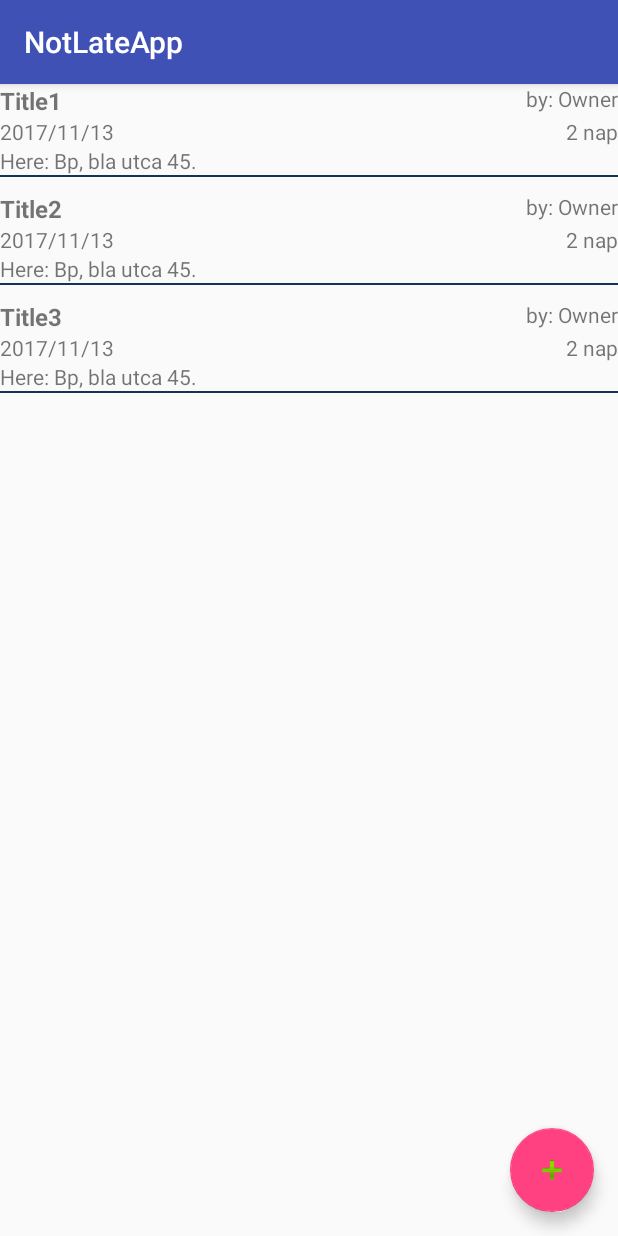
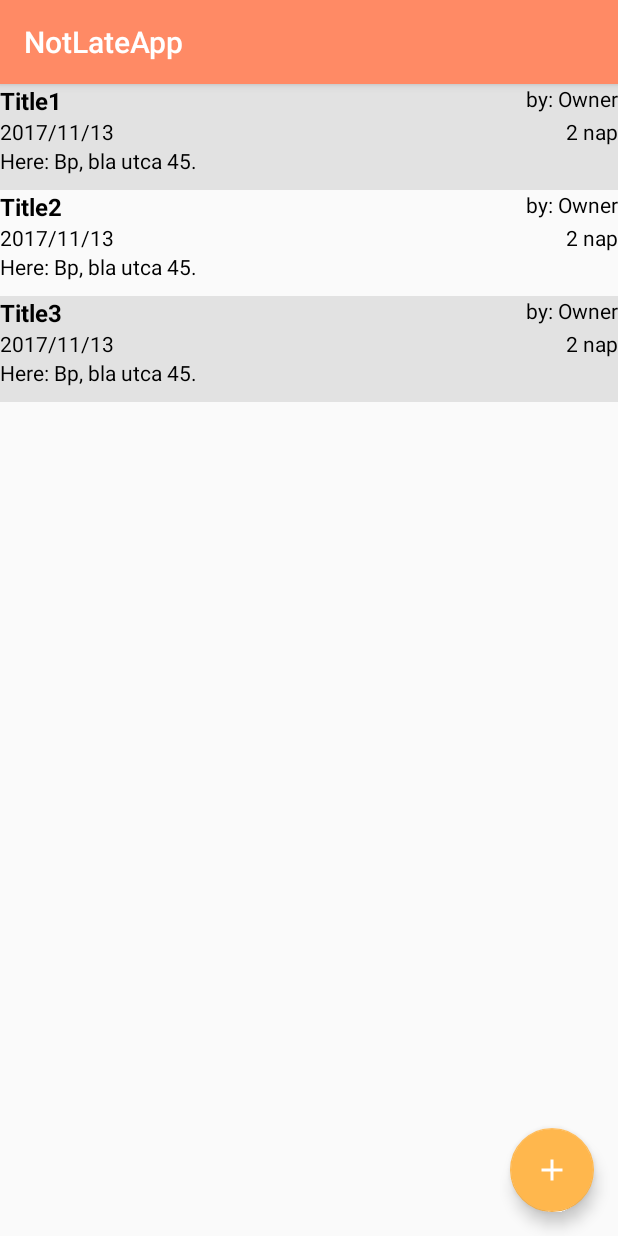
Before and after one commit to anonymvs/NotLate, an Android app: the MainActivity screen opened directly, with no data from a screen before it, on a phone screen of 412 x 824 dp. Run offline under Robolectric (Android 15) with nearby library versions, the phone set to English and light mode, and no system bars.

Commit message:
some little fixes on the UI

```diff
--- a/NotLateApp/app/build.gradle
+++ b/NotLateApp/app/build.gradle
@@ -5,7 +5,7 @@ android {
     buildToolsVersion "26.0.1"
     defaultConfig {
         applicationId "hu.bme.aut.notlateapp"
-        minSdkVersion 15
+        minSdkVersion 21
         targetSdkVersion 26
         versionCode 1
         versionName "1.0"
--- a/NotLateApp/app/src/main/java/hu/bme/aut/notlateapp/MainActivity.java
+++ b/NotLateApp/app/src/main/java/hu/bme/aut/notlateapp/MainActivity.java
@@ -9,6 +9,7 @@ import android.support.v4.app.FragmentTransaction;
 import android.support.v7.app.AppCompatActivity;
 import android.os.Bundle;
 import android.support.v7.widget.RecyclerView;
+import android.support.v7.widget.helper.ItemTouchHelper;
 import android.view.View;
 
 import java.util.Calendar;
@@ -38,21 +39,22 @@ public class MainActivity extends AppCompatActivity {
 
         myAdapter = new EventAdapter();
 
+        ItemTouchHelper.SimpleCallback simpleCallback = new ItemTouchHelper.SimpleCallback(0, ItemTouchHelper.LEFT | ItemTouchHelper.RIGHT) {
+            @Override
+            public boolean onMove(RecyclerView recyclerView, RecyclerView.ViewHolder viewHolder, RecyclerView.ViewHolder target) {
+                return false;// true if moved, false otherwise
+            }
+            @Override
+            public void onSwiped(RecyclerView.ViewHolder viewHolder, int direction) {
+                myAdapter.removeEvent(viewHolder.getAdapterPosition());
+            }
+        };
+        ItemTouchHelper itemTouchHelper = new ItemTouchHelper(simpleCallback);
+        itemTouchHelper.attachToRecyclerView(myRecyclerView);
+
         myAdapter.addEvent(new Event(Calendar.getInstance(), "2 nap", "Title1", "by: Owner", "Here: Bp, bla utca 45.", "members"));
         myAdapter.addEvent(new Event(Calendar.getInstance(), "2 nap", "Title2", "by: Owner", "Here: Bp, bla utca 45.", "members"));
         myAdapter.addEvent(new Event(Calendar.getInstance(), "2 nap", "Title3", "by: Owner", "Here: Bp, bla utca 45.", "members"));
-
-        /*if (getIntent().getExtras() != null ) {
-            if(getIntent().getExtras().containsKey(EventCreateActivity.KEY_EDIT_EVENT)) {
-                Event editedEvent = (Event) getIntent().getSerializableExtra(KEY_EDIT_EVENT);
-                int position = getIntent().getIntExtra(KEY_EDIT_ID, -1);
-
-                myAdapter.setEvent(position, editedEvent);
-            } else if(getIntent().getExtras().containsKey(EventCreateActivity.KEY_NEW_EVENT)){
-                Event newEvent = (Event) getIntent().getSerializableExtra(EventCreateActivity.KEY_NEW_EVENT);
-                myAdapter.addEvent(newEvent);
-            }
-        }*/
 
         myRecyclerView.setAdapter(myAdapter);
 
--- a/NotLateApp/app/src/main/java/hu/bme/aut/notlateapp/adapter/EventAdapter.java
+++ b/NotLateApp/app/src/main/java/hu/bme/aut/notlateapp/adapter/EventAdapter.java
@@ -3,6 +3,7 @@ package hu.bme.aut.notlateapp.adapter;
 import android.app.Activity;
 import android.content.Context;
 import android.content.Intent;
+import android.graphics.Color;
 import android.support.v7.widget.PopupMenu;
 import android.support.v7.widget.RecyclerView;
 import android.view.ContextMenu;
@@ -55,6 +56,11 @@ public class EventAdapter extends RecyclerView.Adapter<EventAdapter.ViewHolder>{
         holder.title.setText(event.getTitle());
         holder.owner.setText(event.getOwner());
         holder.location.setText(event.getLocation());
+
+        if(position % 2 == 0)
+            holder.mView.setBackgroundColor(Color.parseColor("#e2e2e2"));
+        else
+            //holder.mView.setBackgroundColor(Color.parseColor("#d3d3d3"));
 
         holder.mView.setOnClickListener(new View.OnClickListener() {
             @Override
@@ -117,6 +123,11 @@ public class EventAdapter extends RecyclerView.Adapter<EventAdapter.ViewHolder>{
         notifyItemRemoved(position);
     }
 
+    public void removeEvent(int position) {
+        events.remove(position);
+        notifyItemRemoved(position);
+    }
+
     public void setEvent(int position, Event e) {
         events.set(position, e);
         notifyItemChanged(position);
--- a/NotLateApp/app/src/main/res/layout/activity_main.xml
+++ b/NotLateApp/app/src/main/res/layout/activity_main.xml
@@ -46,6 +46,6 @@
         android:layout_height="wrap_content"
         android:layout_gravity="bottom|end"
         android:layout_margin="@dimen/fab_margin"
-        app:srcCompat="@android:drawable/ic_input_add" />
+        app:srcCompat="@drawable/ic_add_white_24dp" />
 
 </android.support.design.widget.CoordinatorLayout>
--- a/NotLateApp/app/src/main/res/layout/event_list_content.xml
+++ b/NotLateApp/app/src/main/res/layout/event_list_content.xml
@@ -1,6 +1,6 @@
 <?xml version="1.0" encoding="utf-8"?>
-<LinearLayout xmlns:android="http://schemas.android.com/apk/res/android"
+<android.support.constraint.ConstraintLayout xmlns:android="http://schemas.android.com/apk/res/android"
     android:orientation="horizontal" android:layout_width="match_parent"
     android:layout_height="match_parent">
 
-</LinearLayout>
+</android.support.constraint.ConstraintLayout>
--- a/NotLateApp/app/src/main/res/layout/event_list_row.xml
+++ b/NotLateApp/app/src/main/res/layout/event_list_row.xml
@@ -56,9 +56,9 @@
 
     </RelativeLayout>
 
-    <View
+    <!--<View
         android:layout_width="match_parent"
         android:layout_height="1dp"
-        android:background="#123456" />
+        android:background="#123456" />-->
 
 </LinearLayout>
--- a/NotLateApp/app/src/main/res/values/colors.xml
+++ b/NotLateApp/app/src/main/res/values/colors.xml
@@ -1,6 +1,11 @@
-<?xml version="1.0" encoding="utf-8"?>
+<!--?xml version="1.0" encoding="UTF-8"?-->
 <resources>
-    <color name="colorPrimary">#3F51B5</color>
-    <color name="colorPrimaryDark">#303F9F</color>
-    <color name="colorAccent">#FF4081</color>
+    <color name="primaryColor">#ff8a65</color>
+    <color name="primaryLightColor">#ffbb93</color>
+    <color name="primaryDarkColor">#c75b39</color>
+    <color name="secondaryColor">#ffb74d</color>
+    <color name="secondaryLightColor">#ffe97d</color>
+    <color name="secondaryDarkColor">#c88719</color>
+    <color name="primaryTextColor">#000000</color>
+    <color name="secondaryTextColor">#000000</color>
 </resources>
--- a/NotLateApp/app/src/main/res/values/styles.xml
+++ b/NotLateApp/app/src/main/res/values/styles.xml
@@ -1,20 +1,22 @@
+<?xml version="1.0" encoding="utf-8"?>
 <resources>
-
     <!-- Base application theme. -->
     <style name="AppTheme" parent="Theme.AppCompat.Light.DarkActionBar">
         <!-- Customize your theme here. -->
-        <item name="colorPrimary">@color/colorPrimary</item>
-        <item name="colorPrimaryDark">@color/colorPrimaryDark</item>
-        <item name="colorAccent">@color/colorAccent</item>
+        <item name="colorPrimary">@color/primaryColor</item>
+        <item name="colorPrimaryDark">@color/primaryDarkColor</item>
+        <item name="colorAccent">@color/secondaryColor</item>
+        <item name="android:textViewStyle">@style/TextView</item>
     </style>
 
-    <style name="AppTheme.NoActionBar">
-        <item name="windowActionBar">false</item>
-        <item name="windowNoTitle">true</item>
+    <style name="TextView" parent="android:Widget.TextView">
+        <item name="android:textColor">@color/primaryTextColor</item>
     </style>
 
-    <style name="AppTheme.AppBarOverlay" parent="ThemeOverlay.AppCompat.Dark.ActionBar" />
-
-    <style name="AppTheme.PopupOverlay" parent="ThemeOverlay.AppCompat.Light" />
+    <style name="Subtitle">
+        <item name="android:textSize">20sp</item>
+        <item name="android:paddingTop">16dp</item>
+        <item name="android:paddingBottom">16dp</item>
+    </style>
 
 </resources>
```
Also changed, not shown: NotLateApp/app/src/main/res/drawable-hdpi/ic_add_white_24dp.png (added), NotLateApp/app/src/main/res/drawable-mdpi/ic_add_white_24dp.png (added), NotLateApp/app/src/main/res/drawable-xhdpi/ic_add_white_24dp.png (added), NotLateApp/app/src/main/res/drawable-xxhdpi/ic_add_white_24dp.png (added), NotLateApp/app/src/main/res/drawable-xxxhdpi/ic_add_white_24dp.png (added).
